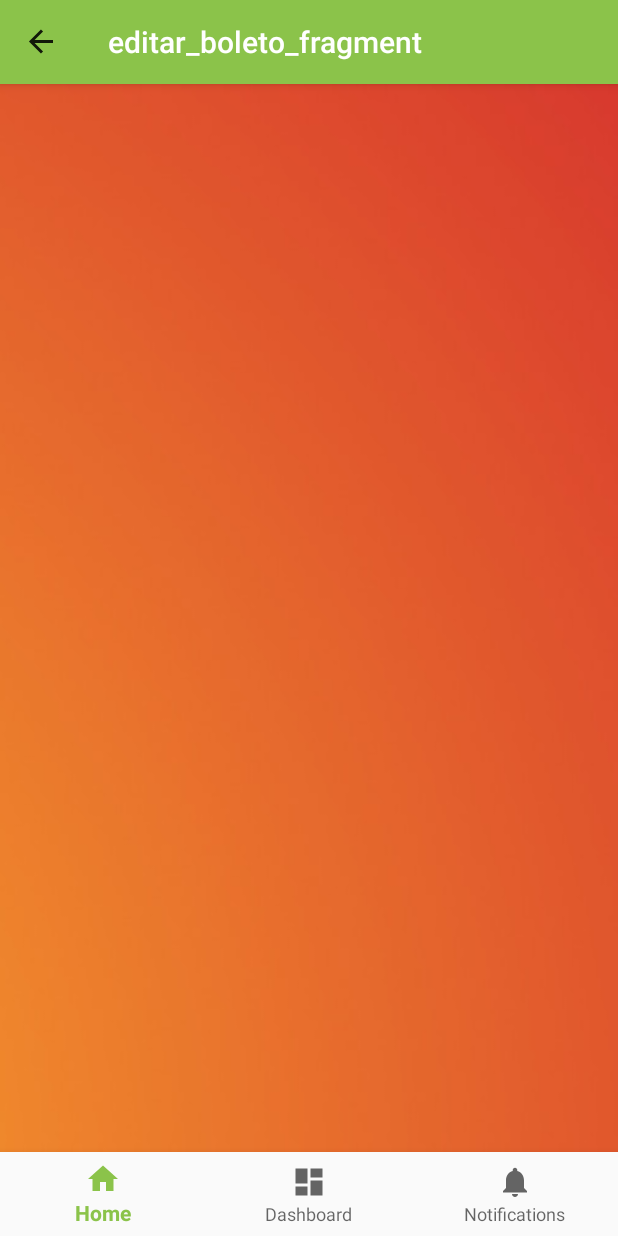
After one commit to Brunostd/CarteiraBoletos-BBM, an Android app: the EditarBoletoFragment screen opened through its navigation route, on a phone screen of 412 x 824 dp. The commit adds this screen. Run offline under Robolectric (Android 15) with nearby library versions, the phone set to English and light mode, and no system bars; our stand-ins replace Firebase (no records; nobody signed in at launch, a user with empty details on screens opened directly), navigation-ui.

Commit message:
Começando editar boleto

```diff
--- /dev/null
+++ b/app/src/main/java/com/deny/guardandoboletos/ui/editarBoleto/EditarBoletoFragment.kt
@@ -0,0 +1,44 @@
+package com.deny.guardandoboletos.ui.editarBoleto
+
+import androidx.lifecycle.ViewModelProvider
+import android.os.Bundle
+import androidx.fragment.app.Fragment
+import android.view.LayoutInflater
+import android.view.View
+import android.view.ViewGroup
+import android.widget.TextView
+import com.deny.guardandoboletos.R
+import com.deny.guardandoboletos.databinding.EditarBoletoFragmentBinding
+import com.deny.guardandoboletos.databinding.FragmentDashboardBinding
+import com.deny.guardandoboletos.ui.dashboard.DashboardViewModel
+
+class EditarBoletoFragment : Fragment() {
+
+    private lateinit var editarBoletoViewModel: EditarBoletoViewModel
+    private var _binding: EditarBoletoFragmentBinding? = null
+
+    // This property is only valid between onCreateView and
+    // onDestroyView.
+    private val binding get() = _binding!!
+
+    override fun onCreateView(
+        inflater: LayoutInflater,
+        container: ViewGroup?,
+        savedInstanceState: Bundle?
+    ): View? {
+        editarBoletoViewModel =
+            ViewModelProvider(this).get(EditarBoletoViewModel::class.java)
+
+        _binding = EditarBoletoFragmentBinding.inflate(inflater, container, false)
+        val root: View = binding.root
+
+
+        return root
+    }
+
+    override fun onDestroyView() {
+        super.onDestroyView()
+        _binding = null
+    }
+
+}
--- /dev/null
+++ b/app/src/main/java/com/deny/guardandoboletos/ui/editarBoleto/EditarBoletoViewModel.kt
@@ -0,0 +1,7 @@
+package com.deny.guardandoboletos.ui.editarBoleto
+
+import androidx.lifecycle.ViewModel
+
+class EditarBoletoViewModel : ViewModel() {
+    // TODO: Implement the ViewModel
+}
--- /dev/null
+++ b/app/src/main/res/layout/editar_boleto_fragment.xml
@@ -0,0 +1,6 @@
+<?xml version="1.0" encoding="utf-8"?>
+<androidx.constraintlayout.widget.ConstraintLayout xmlns:android="http://schemas.android.com/apk/res/android"
+    xmlns:tools="http://schemas.android.com/tools"
+    android:layout_width="match_parent"
+    android:layout_height="match_parent"
+    tools:context=".ui.editarBoleto.EditarBoletoFragment" />
--- a/app/src/main/res/navigation/mobile_navigation.xml
+++ b/app/src/main/res/navigation/mobile_navigation.xml
@@ -13,6 +13,9 @@
         <action
             android:id="@+id/action_navigation_home_to_adicionarBoletoFragment"
             app:destination="@id/adicionarBoletoFragment" />
+        <action
+            android:id="@+id/action_navigation_home_to_editarBoletoFragment"
+            app:destination="@id/editarBoletoFragment" />
     </fragment>
 
     <fragment
@@ -47,4 +50,13 @@
             android:id="@+id/action_escolherImagemFragment_to_adicionarBoletoFragment"
             app:destination="@id/adicionarBoletoFragment" />
     </fragment>
+    <fragment
+        android:id="@+id/editarBoletoFragment"
+        android:name="com.deny.guardandoboletos.ui.editarBoleto.EditarBoletoFragment"
+        android:label="editar_boleto_fragment"
+        tools:layout="@layout/editar_boleto_fragment" >
+        <action
+            android:id="@+id/action_editarBoletoFragment_to_navigation_home"
+            app:destination="@id/navigation_home" />
+    </fragment>
 </navigation>
```
Also changed, not shown: app/src/main/java/com/deny/guardandoboletos/ui/home/HomeFragment.kt (+37 -0 lines).
